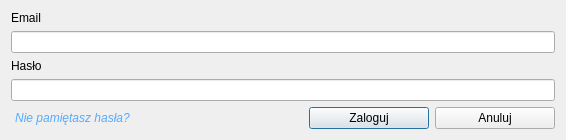
Above: usemaps_lite/ui/login.ui from gis-support/usemaps-lite-plugin before the change. Below: the same form after it.
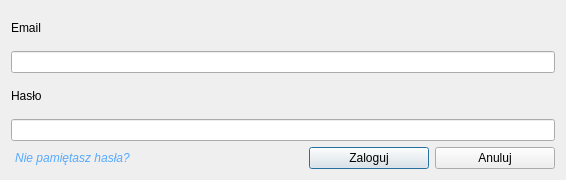
That is the form after the change. Custom widgets are drawn as their Qt base class.

Patch:
```diff
--- a/usemaps_lite/ui/login.ui
+++ b/usemaps_lite/ui/login.ui
@@ -7,19 +7,19 @@
     <x>0</x>
     <y>0</y>
     <width>566</width>
-    <height>140</height>
+    <height>180</height>
    </rect>
   </property>
   <property name="minimumSize">
    <size>
     <width>566</width>
-    <height>140</height>
+    <height>180</height>
    </size>
   </property>
   <property name="maximumSize">
    <size>
     <width>566</width>
-    <height>140</height>
+    <height>180</height>
    </size>
   </property>
   <property name="windowTitle">
```
